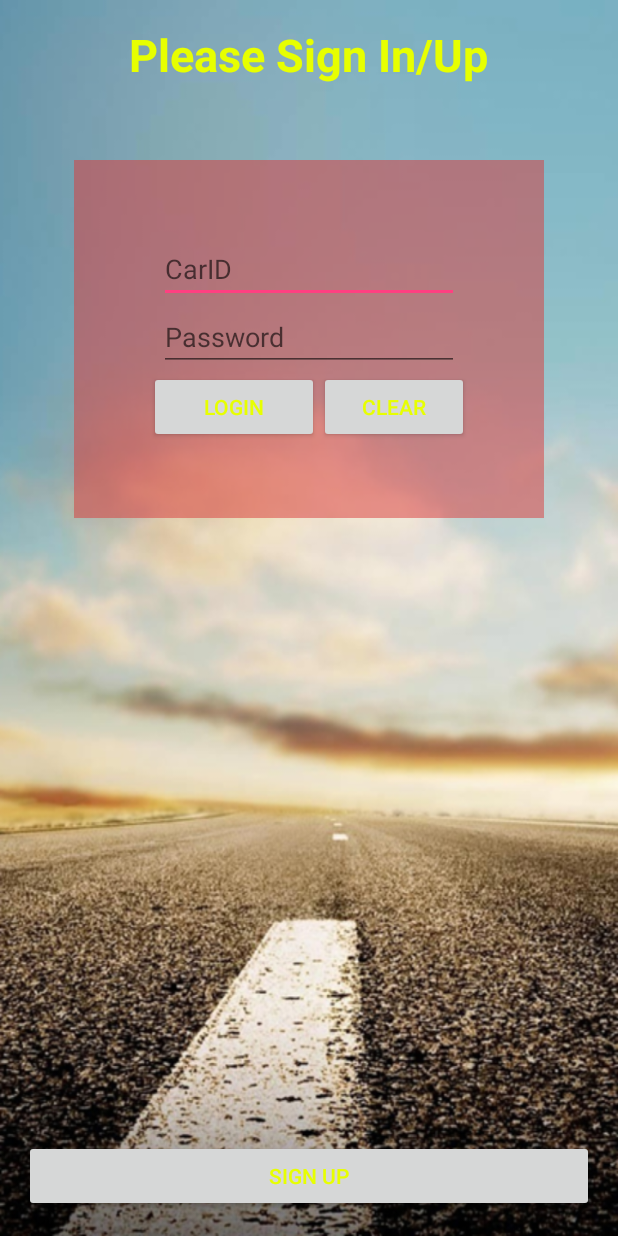
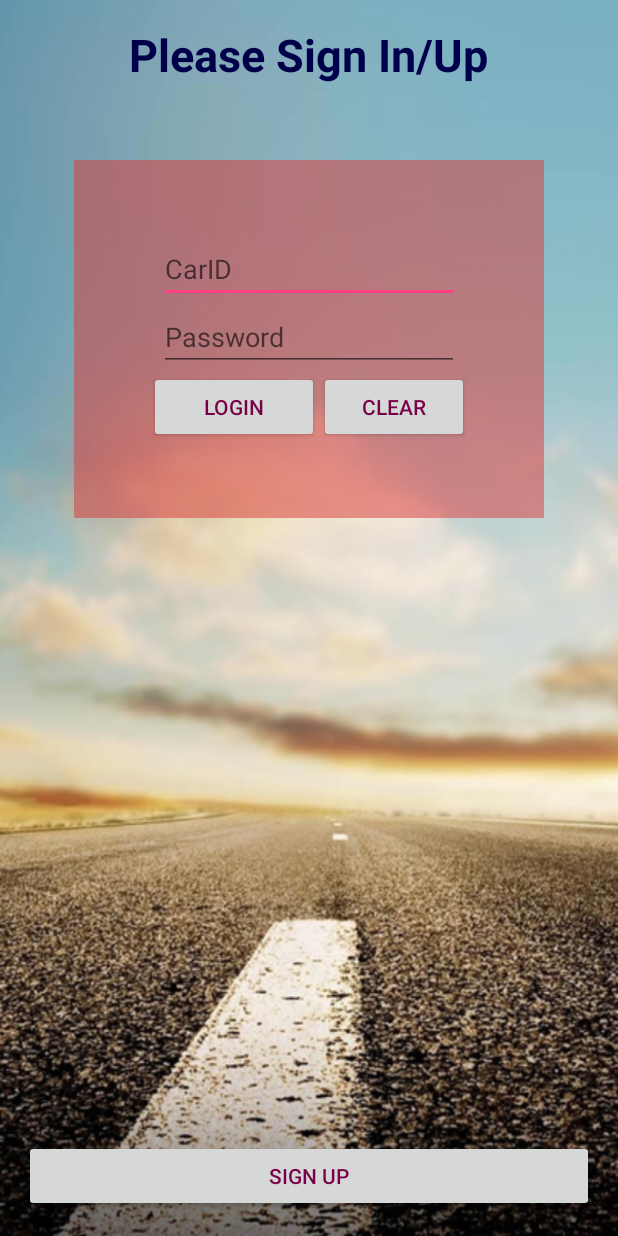
Before and after one commit to SurachaArayachatsakul/DrivingBetterNew, an Android app: the screen it shows after launch (LoginActivity), on a phone screen of 412 x 824 dp. Run offline under Robolectric (Android 15) with nearby library versions, the phone set to English and light mode, and no system bars.

Commit message:
SignUp done 70% 10/12/15

```diff
--- a/app/src/main/res/layout/activity_login.xml
+++ b/app/src/main/res/layout/activity_login.xml
@@ -24,7 +24,7 @@
             android:textSize="30sp"
             android:textStyle="bold"
             android:layout_gravity="center_horizontal"
-            android:textColor="@color/text" />
+            android:textColor="@color/text1" />
 
         <LinearLayout
             android:orientation="vertical"
@@ -64,7 +64,7 @@
                     android:text="Login"
                     android:id="@+id/button"
                     android:layout_weight="1"
-                    android:textColor="@color/text" />
+                    android:textColor="@color/text2" />
 
                 <Button
                     android:layout_width="74dp"
@@ -72,7 +72,7 @@
                     android:text="Clear"
                     android:id="@+id/button2"
                     android:layout_weight="1"
-                    android:textColor="@color/text" />
+                    android:textColor="@color/text2" />
             </LinearLayout>
         </LinearLayout>
 
@@ -85,5 +85,5 @@
         android:text="Sign Up"
         android:id="@+id/button3"
         android:layout_alignParentBottom="true"
-        android:textColor="@color/text" />
+        android:textColor="@color/text2" />
 </RelativeLayout>
--- a/app/src/main/res/values/colors.xml
+++ b/app/src/main/res/values/colors.xml
@@ -4,4 +4,6 @@
     <color name="colorPrimaryDark">#303F9F</color>
     <color name="colorAccent">#FF4081</color>
     <color name="text">#E7FF00</color>
+    <color name="text1">#00004A</color>
+    <color name="text2">#770046</color>
 </resources>
```
Also changed, not shown: app/src/main/res/layout/activity_main_hold.xml (+25 -0 lines).
